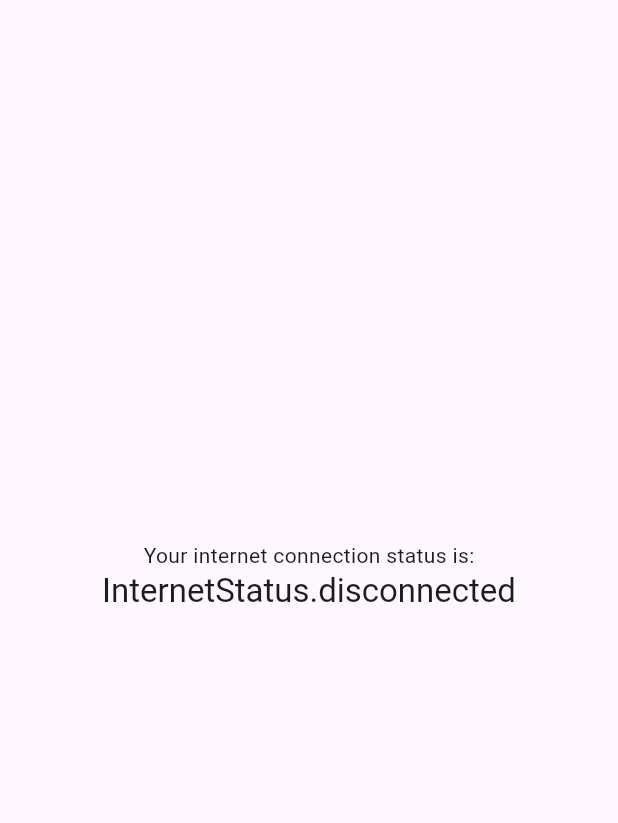
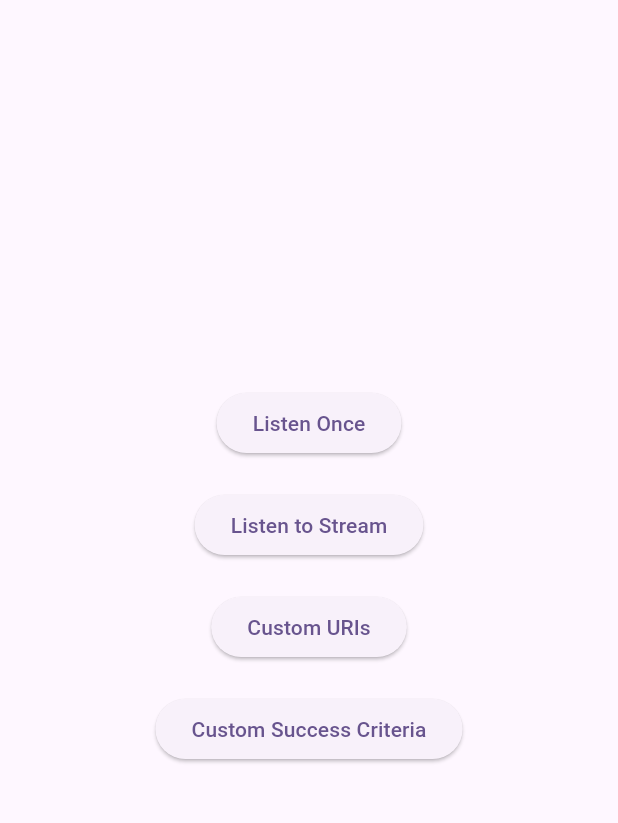
Before and after one commit to OutdatedGuy/internet_connection_checker_plus, a Flutter app: the screen it shows after launch, on a phone screen of 412 x 824 dp, the part 84-907 px from its top. Run offline on Flutter 3.47's test engine with Material 3 defaults, Android fonts, the phone set to English and light mode, and no system bars; our stand-ins replace connectivity_plus.

Commit message:
feat: updated example app to showcase all features

```diff
--- a/example/lib/main.dart
+++ b/example/lib/main.dart
@@ -1,11 +1,11 @@
-// Dart Packages
-import 'dart:async';
-
 // Flutter Packages
 import 'package:flutter/material.dart';
 
-// This Package
-import 'package:internet_connection_checker_plus/internet_connection_checker_plus.dart';
+// Pages
+import 'package:example/pages/custom_success_criteria.dart';
+import 'package:example/pages/custom_uris.dart';
+import 'package:example/pages/listen_once.dart';
+import 'package:example/pages/listen_to_stream.dart';
 
 void main() {
   runApp(const MyApp());
@@ -22,59 +22,44 @@ class MyApp extends StatelessWidget {
         colorScheme: ColorScheme.fromSeed(seedColor: Colors.deepPurple),
         useMaterial3: true,
       ),
-      home: const MyHomePage(title: 'Internet Connection Checker Plus Demo'),
+      home: MyHomePage(),
     );
   }
 }
 
-class MyHomePage extends StatefulWidget {
-  const MyHomePage({super.key, required this.title});
+class MyHomePage extends StatelessWidget {
+  MyHomePage({super.key});
 
-  final String title;
-
-  @override
-  State<MyHomePage> createState() => _MyHomePageState();
-}
-
-class _MyHomePageState extends State<MyHomePage> {
-  InternetStatus? _connectionStatus;
-  late StreamSubscription<InternetStatus> _subscription;
-
-  @override
-  void initState() {
-    super.initState();
-    _subscription = InternetConnection().onStatusChange.listen((status) {
-      setState(() {
-        _connectionStatus = status;
-      });
-    });
-  }
-
-  @override
-  void dispose() {
-    _subscription.cancel();
-    super.dispose();
-  }
+  final pages = {
+    'Listen Once': const ListenOnce(),
+    'Listen to Stream': const ListenToStream(),
+    'Custom URIs': const CustomURIs(),
+    'Custom Success Criteria': const CustomSuccessCriteria(),
+  };
 
   @override
   Widget build(BuildContext context) {
     return Scaffold(
       appBar: AppBar(
         backgroundColor: Theme.of(context).colorScheme.inversePrimary,
-        title: Text(widget.title),
+        title: const Text('Internet Connection Checker Plus Demo'),
       ),
       body: Center(
         child: Column(
           mainAxisAlignment: MainAxisAlignment.center,
-          children: <Widget>[
-            const Text(
-              'Your internet connection status is:',
-            ),
-            Text(
-              _connectionStatus?.toString() ?? 'Unknown',
-              style: Theme.of(context).textTheme.titleLarge,
-            ),
-          ],
+          children: pages.entries.map((entry) {
+            return Padding(
+              padding: const EdgeInsets.all(10.0),
+              child: ElevatedButton(
+                onPressed: () => Navigator.of(context).push(
+                  MaterialPageRoute(
+                    builder: (context) => entry.value,
+                  ),
+                ),
+                child: Text(entry.key),
+              ),
+            );
+          }).toList(),
         ),
       ),
     );
```
Also changed, not shown: example/lib/pages/custom_success_criteria.dart (added, +83 -0 lines), example/lib/pages/custom_uris.dart (added, +79 -0 lines), example/lib/pages/listen_once.dart (added, +64 -0 lines), example/lib/pages/listen_to_stream.dart (added, +73 -0 lines), example/pubspec.lock, 2 other files.
